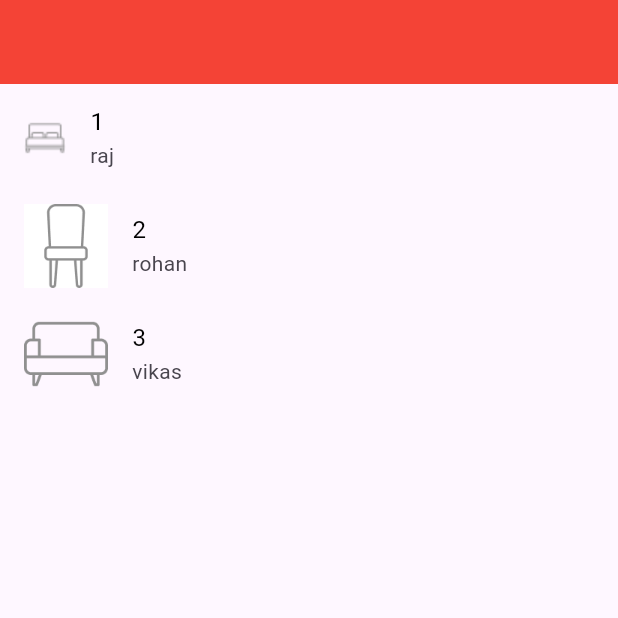
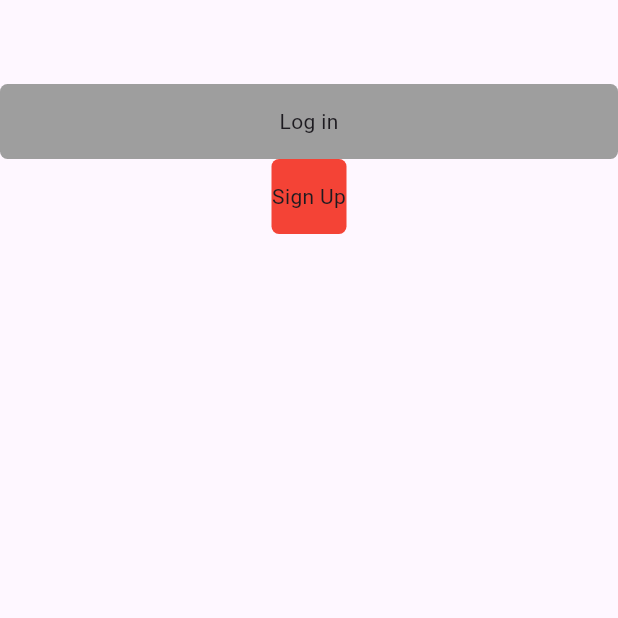
Before and after one commit to Kuldip96/flutter4to6, a Flutter app: the screen it shows after launch, on a phone screen of 412 x 824 dp, the top half of it. Run offline on Flutter 3.47's test engine with Material 3 defaults, Android fonts, the phone set to English and light mode, and no system bars; our stand-ins replace google_fonts.

Commit message:
09-12-2024

```diff
--- /dev/null
+++ b/lib/Widgets/comman_container.dart
@@ -0,0 +1,36 @@
+import 'package:flutter/material.dart';
+
+class CommanContainer extends StatelessWidget {
+  final String text;
+  final double? hightt;
+  final double? wigth;
+  final Color? color;
+  final BorderRadius? borderRadius;
+  final Image? images;
+  const CommanContainer(
+      {super.key,
+      required this.text,
+      this.hightt,
+      this.wigth,
+      this.color,
+      this.borderRadius,
+      this.images});
+
+  @override
+  Widget build(BuildContext context) {
+    return Container(
+      height: hightt ?? 100,
+      width: wigth ?? double.infinity,
+      decoration: BoxDecoration(
+        color: color ?? Colors.grey,
+        borderRadius: borderRadius ?? BorderRadius.circular(10),
+      ),
+      child: Row(
+        mainAxisAlignment: MainAxisAlignment.center,
+        children: [
+          Text(text),
+        ],
+      ),
+    );
+  }
+}
--- a/lib/lacture13.dart
+++ b/lib/lacture13.dart
@@ -22,7 +22,6 @@ class _Lacture13State extends State<Lacture13> {
         backgroundColor: Colors.red,
       ),
       body: ListView(
-
         children: mapData.map((toElement) {
           return ListTile(
             title: Text(
--- /dev/null
+++ b/lib/lacture14.dart
@@ -0,0 +1,36 @@
+import 'package:demoapp/Widgets/comman_container.dart';
+import 'package:flutter/material.dart';
+
+class CommanWidget extends StatefulWidget {
+  const CommanWidget({super.key});
+
+  @override
+  State<CommanWidget> createState() => _CommanWidgetState();
+}
+
+class _CommanWidgetState extends State<CommanWidget> {
+  @override
+  Widget build(BuildContext context) {
+    return Scaffold(
+      appBar: AppBar(),
+      body: Column(
+        children: [
+          CommanContainer(
+            hightt: 50,
+            // wigth: 50,
+            // color: Colors.red,
+            borderRadius: BorderRadius.circular(5),
+            text: "Log in",
+          ),
+          CommanContainer(
+            hightt: 50,
+            wigth: 50,
+            color: Colors.red,
+            borderRadius: BorderRadius.circular(5),
+            text: "Sign Up",
+          ),
+        ],
+      ),
+    );
+  }
+}
--- a/lib/main.dart
+++ b/lib/main.dart
@@ -11,6 +11,7 @@ import 'package:demoapp/lacture10.dart';
 import 'package:demoapp/lacture11.dart';
 import 'package:demoapp/lacture12.dart';
 import 'package:demoapp/lacture13.dart';
+import 'package:demoapp/lacture14.dart';
 import 'package:demoapp/lacture6.dart';
 import 'package:demoapp/lacture8.dart';
 import 'package:demoapp/row_column.dart';
@@ -34,7 +35,7 @@ class MyApp extends StatelessWidget {
         colorScheme: ColorScheme.fromSeed(seedColor: Colors.deepPurple),
         useMaterial3: true,
       ),
-      home: const Lacture13(),
+      home: const CommanWidget(),
     );
   }
 }
```
